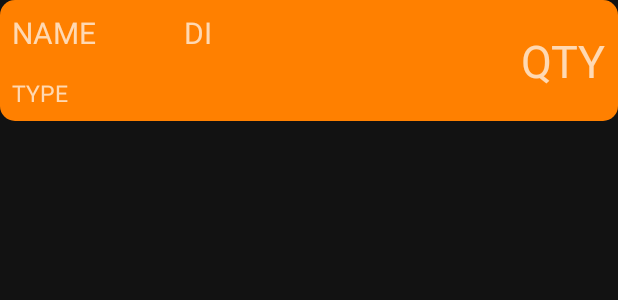
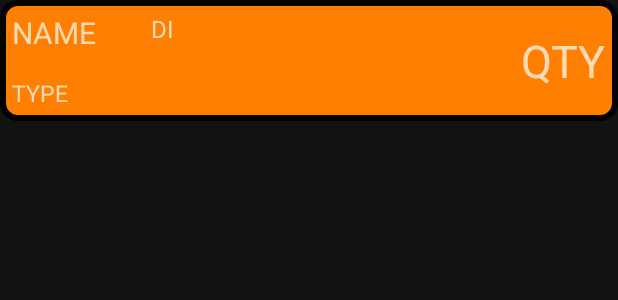
Before and after one commit to Levigo-Apps/levigo, an Android app: the layout inventory_item.xml on its own in the app's theme, with its tools: preview values and no code run, on a phone screen of 412 x 824 dp. Shown: the top 300 px of the screen. Run offline under Robolectric (Android 15) with nearby library versions, the phone set to English and light mode, and no system bars; network calls fail.

Commit message:
Fixed InventoryViewAdapter onCreateView

```diff
--- a/app/src/main/java/com/levigo/levigoapp/InventoryViewAdapter.java
+++ b/app/src/main/java/com/levigo/levigoapp/InventoryViewAdapter.java
@@ -46,7 +46,7 @@ public class InventoryViewAdapter extends RecyclerView.Adapter<InventoryViewAdap
     @NonNull
     @Override
     public InventoryViewAdapter.InventoryViewHolder onCreateViewHolder (ViewGroup parent, int viewType) {
-        View view = LayoutInflater.from(parent.getContext()).inflate(R.layout.inventory_item, null, false);
+        View view = LayoutInflater.from(parent.getContext()).inflate(R.layout.inventory_item, parent, false);
 
         InventoryViewHolder vh = new InventoryViewHolder(view);
         return vh;
--- a/app/src/main/res/drawable/inventoryitemlayout.xml
+++ b/app/src/main/res/drawable/inventoryitemlayout.xml
@@ -6,4 +6,6 @@
         android:color="@color/colorPrimary"/>
     <corners
         android:radius="10dp"/>
+    <stroke
+        android:width="4dp"/>
 </shape>
--- a/app/src/main/res/layout/inventory_item.xml
+++ b/app/src/main/res/layout/inventory_item.xml
@@ -1,5 +1,6 @@
 <?xml version="1.0" encoding="utf-8"?>
-<androidx.constraintlayout.widget.ConstraintLayout xmlns:android="http://schemas.android.com/apk/res/android"
+<androidx.constraintlayout.widget.ConstraintLayout
+    xmlns:android="http://schemas.android.com/apk/res/android"
     android:layout_width="match_parent"
     android:layout_height="wrap_content"
     xmlns:app="http://schemas.android.com/apk/res-auto"
@@ -19,12 +20,10 @@
             android:id="@+id/item_di"
             android:layout_width="wrap_content"
             android:layout_height="wrap_content"
-            android:paddingEnd="8dp"
-            android:paddingBottom="8dp"
-            android:paddingTop="8dp"
-            android:paddingStart="50dp"
+            android:padding="8dp"
+            android:layout_marginStart="20dp"
             android:text="DI"
-            android:textSize="20sp"
+            android:textSize="16sp"
             app:layout_constraintTop_toTopOf="parent"
             app:layout_constraintStart_toEndOf="@+id/item_name"/>
 
```
